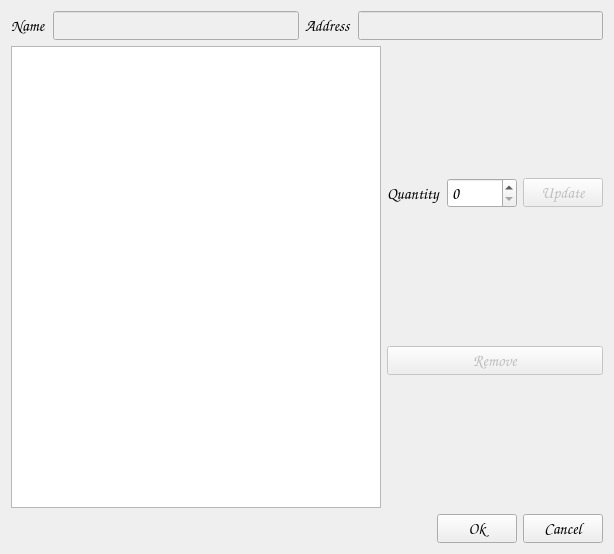
Above: Final Project/GUI/Application/UI/Order_Edit.ui from KagaSumi/Term-2-Python before the change. Below: the same form after it.
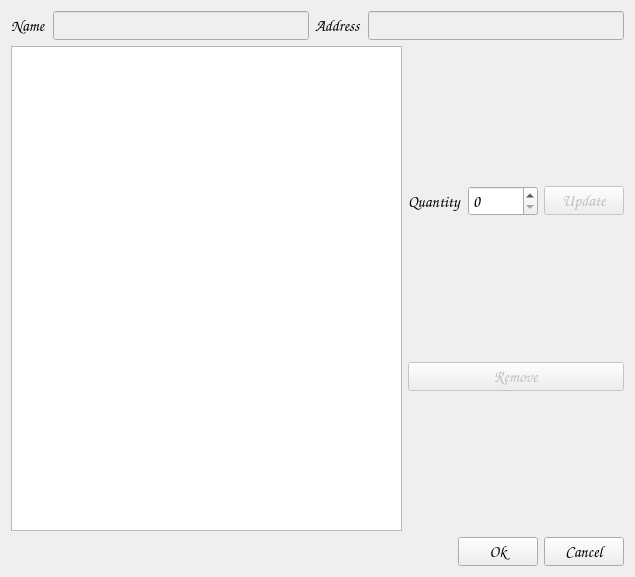
That is the form after the change.

The edit to the form file:
```diff
--- a/Final Project/GUI/Application/UI/Order_Edit.ui
+++ b/Final Project/GUI/Application/UI/Order_Edit.ui
@@ -6,8 +6,8 @@
    <rect>
     <x>0</x>
     <y>0</y>
-    <width>614</width>
-    <height>554</height>
+    <width>635</width>
+    <height>577</height>
    </rect>
   </property>
   <property name="font">
```
